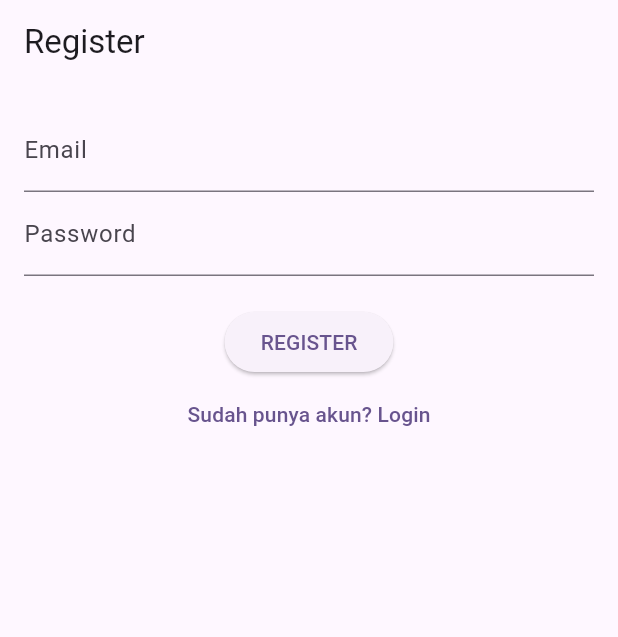
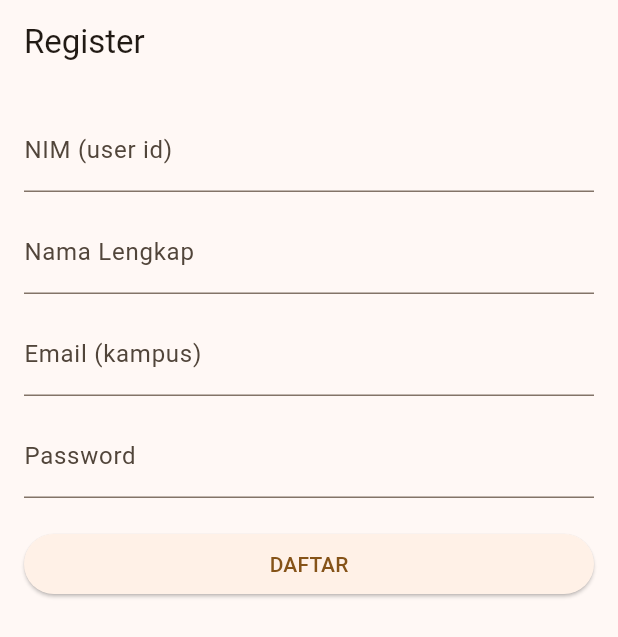
Before and after one commit to tarunaisra/e_kantin, a Flutter app: the screen it shows after launch, after a tap on "LOGIN", after a tap on "Belum punya akun? Daftar", on a phone screen of 412 x 824 dp. Shown: the top 637 px of the screen. Run offline on Flutter 3.47's test engine with Material 3 defaults, Android fonts, the phone set to English and light mode, and no system bars; our stand-ins replace cloud_firestore, firebase_auth, firebase_core; accounts and stored records are empty.

Commit message:
Update Uir (Anggota 2)

```diff
--- a/lib/main.dart
+++ b/lib/main.dart
@@ -1,35 +1,37 @@
 import 'package:flutter/material.dart';
 import 'package:firebase_core/firebase_core.dart';
-import 'routes/app_routes_bac.dart';
-import 'firebase_options.dart';
+import 'screens/login_screen.dart';
+import 'screens/register_screen.dart';
+import 'screens/home_screen.dart';
+import 'screens/cart_screen.dart';
 
 void main() async {
   WidgetsFlutterBinding.ensureInitialized();
-  await Firebase.initializeApp(
-    options: DefaultFirebaseOptions.currentPlatform,
-  );
-
-  runApp(const MyAppBac());
+  await Firebase.initializeApp(); // ← WAJIB untuk Firebase
+  runApp(const MyApp());
 }
 
-class MyAppBac extends StatelessWidget {
-  const MyAppBac({super.key});
+class MyApp extends StatelessWidget {
+  const MyApp({super.key});
 
   @override
   Widget build(BuildContext context) {
     return MaterialApp(
-      title: 'Smart E-Kantin',
       debugShowCheckedModeBanner: false,
+      title: "Smart E-Kantin",
+      theme: ThemeData(
+        colorScheme: ColorScheme.fromSeed(seedColor: Colors.orange),
+        useMaterial3: true,
+      ),
 
-      // Halaman awal (Login)
+      // ROUTES (Anggota 3 requirement)
       initialRoute: '/login',
-
-      // Routing yang didefinisikan di AppRoutesBac
-      routes: AppRoutesBac.routes,
-
-      theme: ThemeData(
-        colorScheme: ColorScheme.fromSeed(seedColor: Colors.deepPurple),
-      ),
+      routes: {
+        '/login': (context) => const LoginScreen(),
+        '/register': (context) => const RegisterScreen(),
+        '/home': (context) => const HomeScreen(),
+        '/cart': (context) => const CartScreen(),
+      },
     );
   }
 }
--- a/lib/routes/app_routes_bac.dart
+++ /dev/null
@@ -1,12 +0,0 @@
-import 'package:flutter/material.dart';
-import '../screens/login_screen_bac.dart';
-import '../screens/register_screen_bac.dart';
-import '../screens/home_screen_bac.dart';
-
-class AppRoutesBac {
-  static Map<String, WidgetBuilder> routes = {
-    '/login': (context) => LoginScreenBac(),
-    '/register': (context) => RegisterScreenBac(),
-    '/home': (context) => HomeScreenBac(),
-  };
-}
--- /dev/null
+++ b/lib/screens/login_screen.dart
@@ -0,0 +1,98 @@
+import 'package:flutter/material.dart';
+import '../controllers/auth_controller.dart';
+
+class LoginScreen extends StatefulWidget {
+  const LoginScreen({super.key});
+  @override
+  State<LoginScreen> createState() => _LoginScreenState();
+}
+
+class _LoginScreenState extends State<LoginScreen> {
+  // NOTE: variable widget names MUST have watermark 'bac'
+  final TextEditingController emailControllerbac = TextEditingController();
+  final TextEditingController passwordControllerbac = TextEditingController();
+  final GlobalKey<FormState> formKeybac = GlobalKey<FormState>();
+  final AuthController _authController = AuthController();
+
+  bool loadingbac = false;
+
+  // function logic MUST have watermark 'bac'
+  Future<void> _submitLoginbac() async {
+    if (!formKeybac.currentState!.validate()) return;
+    setState(() => loadingbac = true);
+    await _authController.loginbac(
+      emailbac: emailControllerbac.text.trim(),
+      passbac: passwordControllerbac.text,
+      context: context,
+    );
+    setState(() => loadingbac = false);
+  }
+
+  @override
+  void dispose() {
+    emailControllerbac.dispose();
+    passwordControllerbac.dispose();
+    super.dispose();
+  }
+
+  @override
+  Widget build(BuildContext context) {
+    // UI widgets variables also suffixed bac where they are named
+    final emailFieldbac = TextFormField(
+      controller: emailControllerbac,
+      decoration: const InputDecoration(labelText: 'Email (kampus)'),
+      validator: (v) {
+        if (v == null || v.isEmpty) return 'Email wajib diisi';
+        if (!v.contains('@')) return 'Email tidak valid';
+        if (!v.endsWith('@kampus.ac.id')) return 'Gunakan domain kampus (.ac.id)';
+        return null;
+      },
+    );
+
+    final passwordFieldbac = TextFormField(
+      controller: passwordControllerbac,
+      obscureText: true,
+      decoration: const InputDecoration(labelText: 'Password'),
+      validator: (v) {
+        if (v == null || v.isEmpty) return 'Password wajib diisi';
+        if (v.length < 6) return 'Minimal 6 karakter';
+        return null;
+      },
+    );
+
+    final loginButtonbac = SizedBox(
+      width: double.infinity,
+      child: ElevatedButton(
+        onPressed: loadingbac ? null : _submitLoginbac,
+        child: loadingbac ? const CircularProgressIndicator() : const Text('LOGIN'),
+      ),
+    );
+
+    final toRegisterButtonbac = TextButton(
+      onPressed: () => Navigator.pushReplacementNamed(context, '/register'),
+      child: const Text('Belum punya akun? Daftar'),
+    );
+
+    return Scaffold(
+      appBar: AppBar(title: const Text('Login')),
+      body: Padding(
+        padding: const EdgeInsets.all(16),
+        child: Form(
+          key: formKeybac,
+          child: Column(
+            crossAxisAlignment: CrossAxisAlignment.stretch,
+            children: [
+              const SizedBox(height: 12),
+              emailFieldbac,
+              const SizedBox(height: 12),
+              passwordFieldbac,
+              const SizedBox(height: 20),
+              loginButtonbac,
+              toRegisterButtonbac,
+            ],
+          ),
+        ),
+      ),
+    );
+  }
+}
--- a/lib/screens/login_screen_bac.dart
+++ /dev/null
@@ -1,74 +0,0 @@
-import 'package:flutter/material.dart';
-import '../controllers/auth_controller_bac.dart';
-
-class LoginScreenBac extends StatefulWidget {
-  const LoginScreenBac({super.key});
-
-  @override
-  _LoginScreenBacState createState() => _LoginScreenBacState();
-}
-
-class _LoginScreenBacState extends State<LoginScreenBac> {
-  final _formKey = GlobalKey<FormState>();
-  final emailC = TextEditingController();
-  final passC = TextEditingController();
-  final authC = AuthControllerBac();
-
-  @override
-  Widget build(BuildContext context) {
-    return Scaffold(
-      appBar: AppBar(title: Text("Login")),
-      body: Padding(
-        padding: EdgeInsets.all(16),
-        child: Form(
-          key: _formKey,
-          child: Column(
-            children: [
-              // email
-              TextFormField(
-                controller: emailC,
-                decoration: InputDecoration(labelText: "Email"),
-                validator: (v) {
-                  if (v == null || v.isEmpty) return "Email wajib diisi";
-                  if (!v.contains("@")) return "Email tidak valid";
-                  return null;
-                },
-              ),
-
-              // password
-              TextFormField(
-                controller: passC,
-                obscureText: true,
-                decoration: InputDecoration(labelText: "Password"),
-                validator: (v) =>
-                    v != null && v.length >= 6 ? null : "Minimal 6 karakter",
-              ),
-
-              SizedBox(height: 20),
-
-              ElevatedButton(
-                child: Text("LOGIN"),
-                onPressed: () {
-                  if (_formKey.currentState!.validate()) {
-                    authC.loginBac(
-                      email: emailC.text,
-                      password: passC.text,
-                      context: context,
-                    );
-                  }
-                },
-              ),
-
-              TextButton(
-                onPressed: () {
-                  Navigator.pushReplacementNamed(context, '/register');
-                },
-                child: Text("Belum punya akun? Daftar"),
-              ),
-            ],
-          ),
-        ),
-      ),
-    );
-  }
-}
--- /dev/null
+++ b/lib/screens/register_screen.dart
@@ -0,0 +1,123 @@
+import 'package:flutter/material.dart';
+import '../controllers/auth_controller.dart';
+import 'package:cloud_firestore/cloud_firestore.dart';
+
+class RegisterScreen extends StatefulWidget {
+  const RegisterScreen({super.key});
+  @override
+  State<RegisterScreen> createState() => _RegisterScreenState();
+}
+
+class _RegisterScreenState extends State<RegisterScreen> {
+  final TextEditingController nimControllerbac = TextEditingController();
+  final TextEditingController nameControllerbac = TextEditingController();
+  final TextEditingController emailControllerbac = TextEditingController();
+  final TextEditingController passwordControllerbac = TextEditingController();
+  final GlobalKey<FormState> formKeybac = GlobalKey<FormState>();
+  final AuthController _authController = AuthController();
+  final FirebaseFirestore _db = FirebaseFirestore.instance;
+
+  bool loadingbac = false;
+
+  Future<void> _submitRegisterbac() async {
+    if (!formKeybac.currentState!.validate()) return;
+    setState(() => loadingbac = true);
+    try {
+      await _authController.registerbac(
+        emailbac: emailControllerbac.text.trim(),
+        passbac: passwordControllerbac.text,
+        context: context,
+      );
+      // Save user to Firestore using NIM as document id
+      await _db.collection('Users').doc(nimControllerbac.text.trim()).set({
+        'user id': nimControllerbac.text.trim(),
+        'email': emailControllerbac.text.trim(),
+        'full name': nameControllerbac.text.trim(),
+        // WARNING: do not store plain passwords in real systems
+        'password': passwordControllerbac.text,
+      });
+      Navigator.pushReplacementNamed(context, '/login');
+    } catch (e) {
+      ScaffoldMessenger.of(context).showSnackBar(SnackBar(content: Text('Register gagal: $e')));
+    } finally {
+      setState(() => loadingbac = false);
+    }
+  }
+
+  @override
+  void dispose() {
+    nimControllerbac.dispose();
+    nameControllerbac.dispose();
+    emailControllerbac.dispose();
+    passwordControllerbac.dispose();
+    super.dispose();
+  }
+
+  @override
+  Widget build(BuildContext context) {
+    final nimFieldbac = TextFormField(
+      controller: nimControllerbac,
+      decoration: const InputDecoration(labelText: 'NIM (user id)'),
+      validator: (v) => (v == null || v.isEmpty) ? 'NIM wajib' : null,
+    );
+
+    final nameFieldbac = TextFormField(
+      controller: nameControllerbac,
+      decoration: const InputDecoration(labelText: 'Nama Lengkap'),
+      validator: (v) => (v == null || v.isEmpty) ? 'Nama wajib' : null,
+    );
+
+    final emailFieldbac = TextFormField(
+      controller: emailControllerbac,
+      decoration: const InputDecoration(labelText: 'Email (kampus)'),
+      validator: (v) {
+        if (v == null || v.isEmpty) return 'Email wajib';
+        if (!v.contains('@')) return 'Email tidak valid';
+        if (!v.endsWith('@kampus.ac.id')) return 'Gunakan domain kampus (.ac.id)';
+        return null;
+      },
+    );
+
+    final passwordFieldbac = TextFormField(
+      controller: passwordControllerbac,
+      obscureText: true,
+      decoration: const InputDecoration(labelText: 'Password'),
+      validator: (v) {
+        if (v == null || v.isEmpty) return 'Password wajib';
+        if (v.length < 6) return 'Minimal 6 karakter';
+        return null;
+      },
+    );
+
+    final registerButtonbac = SizedBox(
+      width: double.infinity,
+      child: ElevatedButton(
+        onPressed: loadingbac ? null : _submitRegisterbac,
+        child: loadingbac ? const CircularProgressIndicator() : const Text('DAFTAR'),
+      ),
+    );
+
+    return Scaffold(
+      appBar: AppBar(title: const Text('Register')),
+      body: Padding(
+        padding: const EdgeInsets.all(16),
+        child: Form(
+          key: formKeybac,
+          child: ListView(
+            children: [
+              nimFieldbac,
+              const SizedBox(height: 12),
+              nameFieldbac,
+              const SizedBox(height: 12),
+              emailFieldbac,
+              const SizedBox(height: 12),
+              passwordFieldbac,
+              const SizedBox(height: 20),
+              registerButtonbac,
+            ],
+          ),
+        ),
+      ),
+    );
+  }
+}
--- a/lib/screens/register_screen_bac.dart
+++ /dev/null
@@ -1,72 +0,0 @@
-import 'package:flutter/material.dart';
-import '../controllers/auth_controller_bac.dart';
-
-class RegisterScreenBac extends StatefulWidget {
-  const RegisterScreenBac({super.key});
-
-  @override
-  _RegisterScreenBacState createState() => _RegisterScreenBacState();
-}
-
-class _RegisterScreenBacState extends State<RegisterScreenBac> {
-  final _formKey = GlobalKey<FormState>();
-  final emailC = TextEditingController();
-  final passC = TextEditingController();
-  final authC = AuthControllerBac();
-
-  @override
-  Widget build(BuildContext context) {
-    return Scaffold(
-      appBar: AppBar(title: Text("Register")),
-      body: Padding(
-        padding: EdgeInsets.all(16),
-        child: Form(
-          key: _formKey,
-          child: Column(
-            children: [
-              // email
-              TextFormField(
-                controller: emailC,
-                decoration: InputDecoration(labelText: "Email"),
-                validator: (v) {
-                  if (!v!.contains("@")) return "Email tidak valid";
-                  return null;
-                },
-              ),
-
-              // password
-              TextFormField(
-                controller: passC,
-                obscureText: true,
-                decoration: InputDecoration(labelText: "Password"),
-                validator: (v) =>
-                    v != null && v.length >= 6 ? null : "Minimal 6 karakter",
-              ),
-
-              SizedBox(height: 20),
-
-              ElevatedButton(
-                child: Text("REGISTER"),
-                onPressed: () {
-                  if (_formKey.currentState!.validate()) {
-                    authC.registerBac(
-                      email: emailC.text,
-                      password: passC.text,
-                      context: context,
-                    );
-                  }
-                },
-              ),
-
-              TextButton(
-                onPressed: () =>
-                    Navigator.pushReplacementNamed(context, '/login'),
-                child: Text("Sudah punya akun? Login"),
-              ),
-            ],
-          ),
-        ),
-      ),
-    );
-  }
-}
```
Also changed, not shown: lib/controllers/auth_controller.dart (added, +35 -0 lines), lib/controllers/auth_controller_bac.dart (deleted, +0 -46 lines), lib/screens/cart_screen.dart (added, +77 -0 lines), lib/screens/home_screen.dart (added, +43 -0 lines), lib/screens/home_screen_bac.dart (deleted, +0 -13 lines), lib/widgets/loading_indicator.dart (+3 -8 lines), lib/screens/cart_screen_bac.dart (deleted), lib/widgets/product_tile_bac.dart (deleted).
